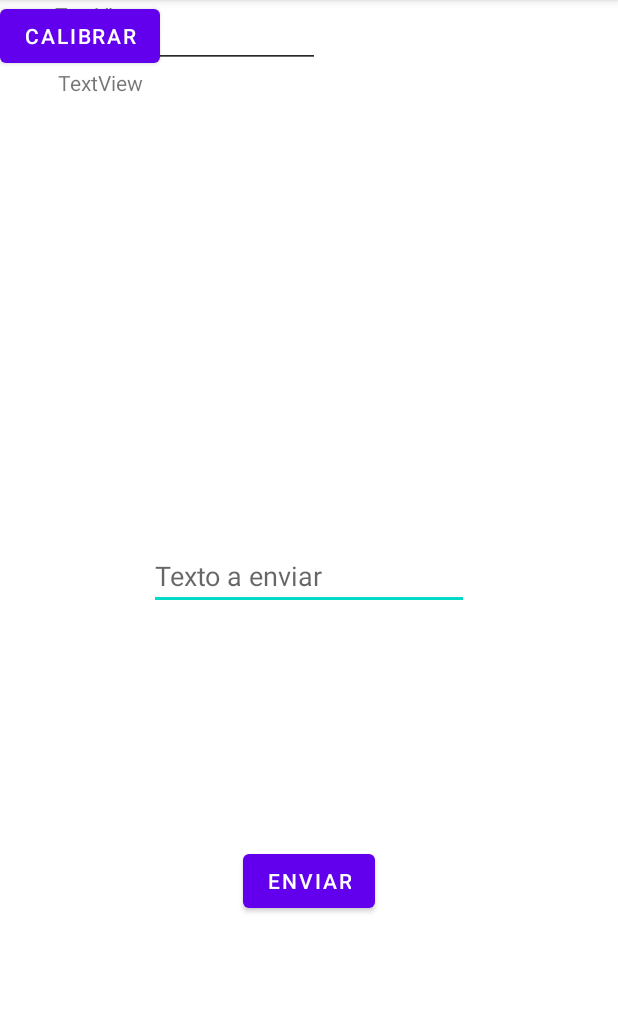
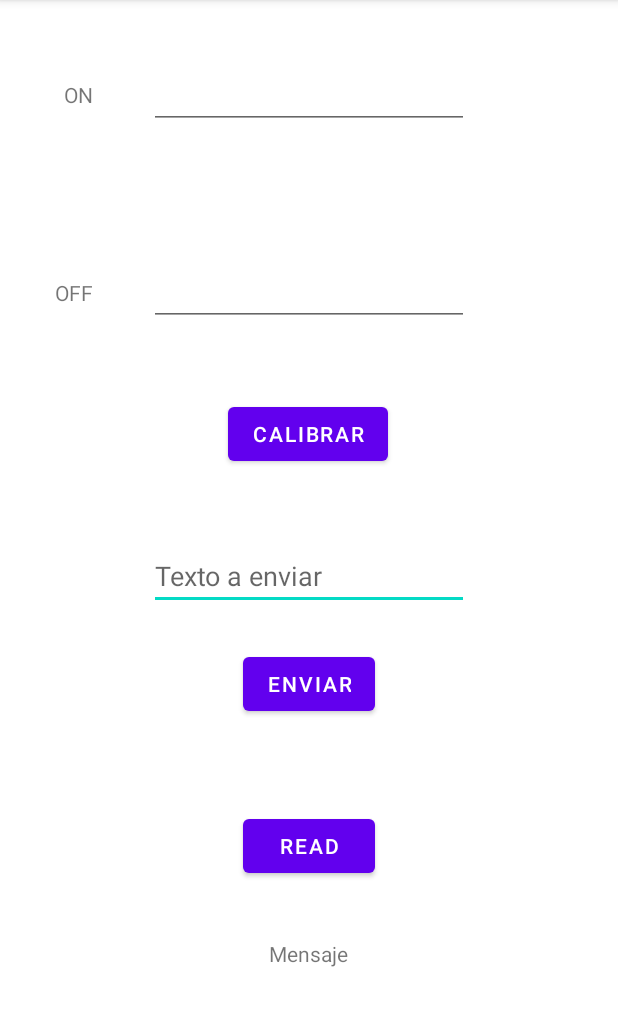
Before and after one commit to AgustinOrdonez/TestOTG, an Android app: the screen it shows after launch (MainActivity), on a phone screen of 412 x 824 dp, the part 84-1110 px from its top. Run offline under Robolectric (Android 15) with nearby library versions, the phone set to English and light mode, and no system bars; libraries missing offline, so code that uses them is left out: com.hoho.android.

Commit message:
Added USB_DEVICE_ATTACHED intent and read functionality to app.

```diff
--- a/app/src/main/res/layout/activity_main.xml
+++ b/app/src/main/res/layout/activity_main.xml
@@ -1,7 +1,10 @@
 <?xml version="1.0" encoding="utf-8"?>
 <androidx.constraintlayout.widget.ConstraintLayout xmlns:android="http://schemas.android.com/apk/res/android"
-    xmlns:app="http://schemas.android.com/apk/res-auto" xmlns:tools="http://schemas.android.com/tools"
-    android:layout_width="match_parent" android:layout_height="match_parent" tools:context=".MainActivity">
+    xmlns:app="http://schemas.android.com/apk/res-auto"
+    xmlns:tools="http://schemas.android.com/tools"
+    android:layout_width="match_parent"
+    android:layout_height="match_parent"
+    tools:context=".MainActivity">
 
     <Button
         android:id="@+id/button"
@@ -11,7 +14,8 @@
         app:layout_constraintBottom_toBottomOf="parent"
         app:layout_constraintEnd_toEndOf="parent"
         app:layout_constraintStart_toStartOf="parent"
-        app:layout_constraintTop_toBottomOf="@+id/editTextName" />
+        app:layout_constraintTop_toBottomOf="@+id/editTextName"
+        app:layout_constraintVertical_bias="0.07999998" />
 
     <EditText
         android:id="@+id/editTextName"
@@ -23,15 +27,14 @@
         app:layout_constraintBottom_toBottomOf="parent"
         app:layout_constraintEnd_toEndOf="parent"
         app:layout_constraintStart_toStartOf="parent"
-        app:layout_constraintTop_toTopOf="parent"
-        tools:ignore="MissingConstraints" />
+        app:layout_constraintTop_toTopOf="parent" />
 
     <TextView
         android:id="@+id/textView2"
         android:layout_width="wrap_content"
         android:layout_height="wrap_content"
         android:layout_marginTop="48dp"
-        android:text="TextView"
+        android:text="ON"
         app:layout_constraintBottom_toTopOf="@+id/textView3"
         app:layout_constraintEnd_toEndOf="parent"
         app:layout_constraintHorizontal_bias="0.108"
@@ -44,13 +47,23 @@
         android:id="@+id/textView3"
         android:layout_width="wrap_content"
         android:layout_height="wrap_content"
-        android:text="TextView"
-        app:layout_constraintEnd_toEndOf="parent"
-        app:layout_constraintHorizontal_bias="0.104"
-        app:layout_constraintStart_toStartOf="parent"
-        tools:ignore="MissingConstraints"
-        tools:layout_editor_absoluteY="175dp"
+        android:text="OFF"
+        app:layout_constraintBottom_toBottomOf="@+id/editNumberOff"
+        app:layout_constraintEnd_toEndOf="@+id/textView2"
+        app:layout_constraintTop_toTopOf="@+id/editNumberOff"
         tools:text="OFF:" />
+
+    <EditText
+        android:id="@+id/editNumberOff"
+        android:layout_width="wrap_content"
+        android:layout_height="wrap_content"
+        android:layout_marginTop="172dp"
+        android:ems="10"
+        android:inputType="number"
+        app:layout_constraintEnd_toEndOf="@+id/editNumberON"
+        app:layout_constraintHorizontal_bias="0.0"
+        app:layout_constraintStart_toStartOf="@+id/editNumberON"
+        app:layout_constraintTop_toTopOf="parent" />
 
     <EditText
         android:id="@+id/editNumberON"
@@ -58,28 +71,45 @@
         android:layout_height="wrap_content"
         android:ems="10"
         android:inputType="number"
-        tools:ignore="MissingConstraints"
-        tools:layout_editor_absoluteX="79dp"
-        tools:layout_editor_absoluteY="53dp" />
-
-    <EditText
-        android:id="@+id/editNumberOff"
-        android:layout_width="wrap_content"
-        android:layout_height="wrap_content"
-        android:ems="10"
-        android:inputType="number"
-        tools:ignore="MissingConstraints"
-        tools:layout_editor_absoluteX="79dp"
-        tools:layout_editor_absoluteY="160dp" />
+        app:layout_constraintBottom_toBottomOf="@+id/textView2"
+        app:layout_constraintEnd_toEndOf="parent"
+        app:layout_constraintStart_toStartOf="parent"
+        app:layout_constraintTop_toTopOf="@+id/textView2" />
 
     <Button
         android:id="@+id/buttonCalibrate"
         android:layout_width="wrap_content"
         android:layout_height="wrap_content"
+        android:layout_marginTop="48dp"
         android:text="Calibrar"
-        tools:layout_editor_absoluteX="147dp"
-        tools:layout_editor_absoluteY="238dp"
-        tools:ignore="MissingConstraints"
-        tools:onClick="calibrate"/>
+        app:layout_constraintEnd_toEndOf="parent"
+        app:layout_constraintHorizontal_bias="0.498"
+        app:layout_constraintStart_toStartOf="parent"
+        app:layout_constraintTop_toBottomOf="@+id/editNumberOff"
+        tools:onClick="calibrate" />
+
+    <Button
+        android:id="@+id/buttonRead"
+        android:layout_width="wrap_content"
+        android:layout_height="wrap_content"
+        android:layout_marginTop="60dp"
+        android:text="Read"
+        app:layout_constraintEnd_toEndOf="parent"
+        app:layout_constraintHorizontal_bias="0.501"
+        app:layout_constraintStart_toStartOf="parent"
+        app:layout_constraintTop_toBottomOf="@+id/button"
+        tools:onClick="readFromSerial" />
+
+    <TextView
+        android:id="@+id/mensajeTextView"
+        android:layout_width="wrap_content"
+        android:layout_height="wrap_content"
+        android:text="Mensaje"
+        app:layout_constraintBottom_toBottomOf="parent"
+        app:layout_constraintEnd_toEndOf="@+id/buttonRead"
+        app:layout_constraintHorizontal_bias="0.485"
+        app:layout_constraintStart_toStartOf="@+id/buttonRead"
+        app:layout_constraintTop_toBottomOf="@+id/buttonRead"
+        app:layout_constraintVertical_bias="0.236" />
 
 </androidx.constraintlayout.widget.ConstraintLayout>
--- /dev/null
+++ b/app/src/main/res/xml/usb_device_filter.xml
@@ -0,0 +1,6 @@
+<?xml version="1.0" encoding="utf-8"?>
+
+<resources>
+    <usb-device vendor-id="2049" product-id="25"/>
+<!--    TODO: Checkear el vendor ID y el product id y ponerlo aca-->
+</resources>
```
Also changed, not shown: app/src/main/AndroidManifest.xml (+13 -2 lines), app/src/main/java/com/example/testotg/MainActivity.java (+52 -4 lines).
